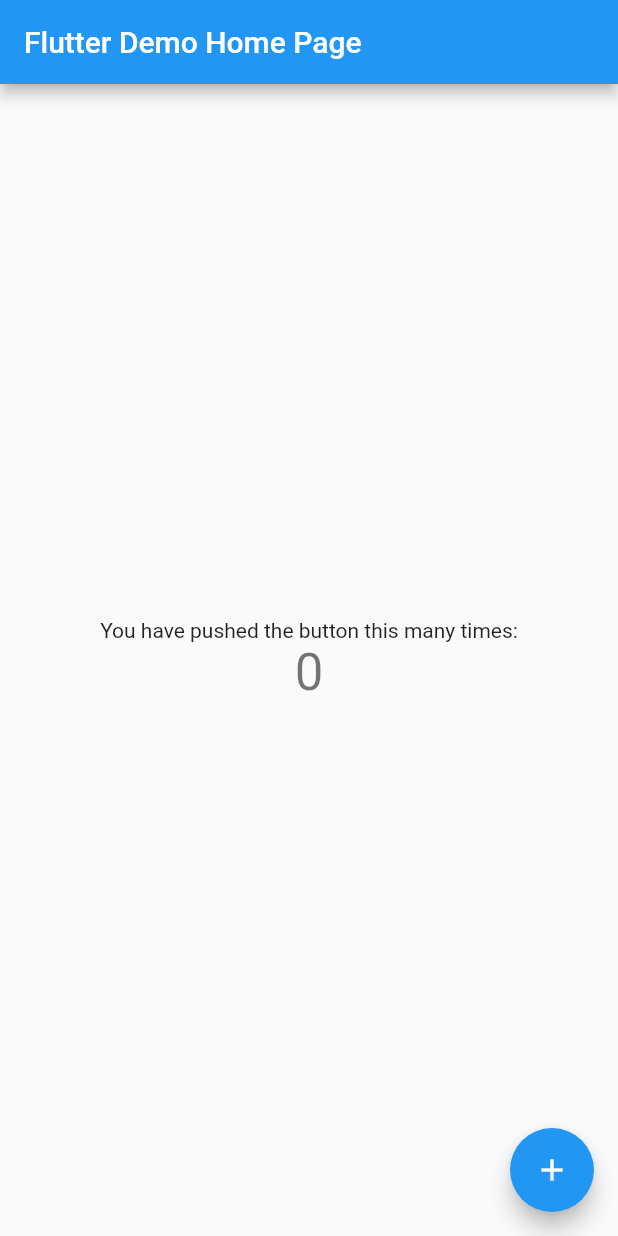
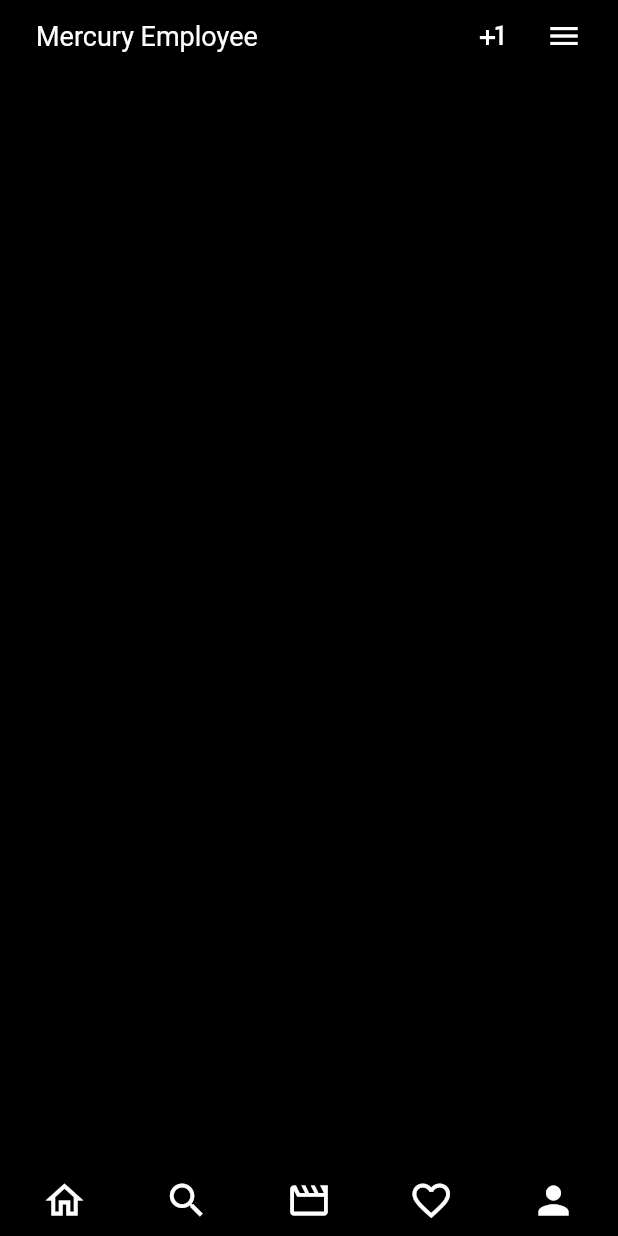
Before and after one commit to anemchinova/404fest_flutter, a Flutter app: the screen it shows after launch, on a phone screen of 412 x 824 dp. Run offline on Flutter 3.47's test engine with Material 2 defaults, Android fonts, the phone set to English and light mode, and no system bars.

Commit message:
Scaffold instagram demo screen

```diff
--- /dev/null
+++ b/lib/application.dart
@@ -0,0 +1,17 @@
+import 'package:flutter/material.dart';
+
+import 'instagram/instagram.dart';
+
+class Application extends StatelessWidget {
+  @override
+  Widget build(BuildContext context) {
+    return MaterialApp(
+      title: '404 Demo App',
+      theme: ThemeData(
+        brightness: Brightness.dark,
+        primarySwatch: Colors.blue,
+      ),
+      home: const InstagramDemoPage(),
+    );
+  }
+}
--- /dev/null
+++ b/lib/instagram/instagram.dart
@@ -0,0 +1,19 @@
+import 'package:flutter/material.dart';
+
+import 'widgets/instagram_fake_bottom_bar.dart';
+import 'widgets/instagram_profile.dart';
+import 'widgets/instagram_profile_app_bar.dart';
+
+class InstagramDemoPage extends StatelessWidget {
+  const InstagramDemoPage({Key? key}) : super(key: key);
+
+  @override
+  Widget build(BuildContext context) {
+    return Scaffold(
+      backgroundColor: Colors.black,
+      appBar: InstagramProfileAppBar(),
+      body: InstagramProfile(),
+      bottomNavigationBar: InstagramFakeBottomBar(),
+    );
+  }
+}
--- /dev/null
+++ b/lib/instagram/widgets/instagram_fake_bottom_bar.dart
@@ -0,0 +1,29 @@
+import 'package:flutter/material.dart';
+
+class InstagramFakeBottomBar extends StatelessWidget {
+  const InstagramFakeBottomBar({Key? key}) : super(key: key);
+
+  @override
+  Widget build(BuildContext context) {
+    return SizedBox(
+      height: 48,
+      child: DecoratedBox(
+        decoration: BoxDecoration(color: Colors.black),
+        child: Padding(
+          padding: const EdgeInsets.symmetric(horizontal: 28),
+          child: Row(
+            crossAxisAlignment: CrossAxisAlignment.center,
+            mainAxisAlignment: MainAxisAlignment.spaceBetween,
+            children: [
+              Icons.home_outlined,
+              Icons.search_outlined,
+              Icons.movie_outlined,
+              Icons.favorite_border,
+              Icons.person,
+            ].map((icon) => Icon(icon, size: 30)).toList(),
+          ),
+        ),
+      ),
+    );
+  }
+}
--- /dev/null
+++ b/lib/instagram/widgets/instagram_profile.dart
@@ -0,0 +1,10 @@
+import 'package:flutter/material.dart';
+
+class InstagramProfile extends StatelessWidget {
+  const InstagramProfile({Key? key}) : super(key: key);
+
+  @override
+  Widget build(BuildContext context) {
+    return Container();
+  }
+}
--- /dev/null
+++ b/lib/instagram/widgets/instagram_profile_app_bar.dart
@@ -0,0 +1,42 @@
+import 'package:flutter/material.dart';
+
+class InstagramProfileAppBar extends StatelessWidget
+    implements PreferredSizeWidget {
+  const InstagramProfileAppBar({Key? key}) : super(key: key);
+
+  @override
+  Widget build(BuildContext context) {
+    return SafeArea(
+      child: SizedBox(
+        height: preferredSize.height,
+        child: DecoratedBox(
+          decoration: BoxDecoration(
+            color: Colors.black,
+          ),
+          child: Padding(
+            padding: EdgeInsets.symmetric(horizontal: 24),
+            child: Row(
+              mainAxisAlignment: MainAxisAlignment.spaceBetween,
+              children: [
+                Text(
+                  'Mercury Employee',
+                  style: TextStyle(fontSize: 18),
+                ),
+                Row(
+                  children: [
+                    Icon(Icons.plus_one_outlined),
+                    SizedBox(width: 24),
+                    Icon(Icons.menu),
+                  ],
+                ),
+              ],
+            ),
+          ),
+        ),
+      ),
+    );
+  }
+
+  @override
+  Size get preferredSize => const Size.fromHeight(48);
+}
--- a/lib/main.dart
+++ b/lib/main.dart
@@ -1,113 +1,7 @@
 import 'package:flutter/material.dart';
 
+import 'application.dart';
+
 void main() {
-  runApp(MyApp());
+  runApp(Application());
 }
-
-class MyApp extends StatelessWidget {
-  // This widget is the root of your application.
-  @override
-  Widget build(BuildContext context) {
-    return MaterialApp(
-      title: 'Flutter Demo',
-      theme: ThemeData(
-        // This is the theme of your application.
-        //
-        // Try running your application with "flutter run". You'll see the
-        // application has a blue toolbar. Then, without quitting the app, try
-        // changing the primarySwatch below to Colors.green and then invoke
-        // "hot reload" (press "r" in the console where you ran "flutter run",
-        // or simply save your changes to "hot reload" in a Flutter IDE).
-        // Notice that the counter didn't reset back to zero; the application
-        // is not restarted.
-        primarySwatch: Colors.blue,
-      ),
-      home: MyHomePage(title: 'Flutter Demo Home Page'),
-    );
-  }
-}
-
-class MyHomePage extends StatefulWidget {
-  MyHomePage({Key? key, required this.title}) : super(key: key);
-
-  // This widget is the home page of your application. It is stateful, meaning
-  // that it has a State object (defined below) that contains fields that affect
-  // how it looks.
-
-  // This class is the configuration for the state. It holds the values (in this
-  // case the title) provided by the parent (in this case the App widget) and
-  // used by the build method of the State. Fields in a Widget subclass are
-  // always marked "final".
-
-  final String title;
-
-  @override
-  _MyHomePageState createState() => _MyHomePageState();
-}
-
-class _MyHomePageState extends State<MyHomePage> {
-  int _counter = 0;
-
-  void _incrementCounter() {
-    setState(() {
-      // This call to setState tells the Flutter framework that something has
-      // changed in this State, which causes it to rerun the build method below
-      // so that the display can reflect the updated values. If we changed
-      // _counter without calling setState(), then the build method would not be
-      // called again, and so nothing would appear to happen.
-      _counter++;
-    });
-  }
-
-  @override
-  Widget build(BuildContext context) {
-    // This method is rerun every time setState is called, for instance as done
-    // by the _incrementCounter method above.
-    //
-    // The Flutter framework has been optimized to make rerunning build methods
-    // fast, so that you can just rebuild anything that needs updating rather
-    // than having to individually change instances of widgets.
-    return Scaffold(
-      appBar: AppBar(
-        // Here we take the value from the MyHomePage object that was created by
-        // the App.build method, and use it to set our appbar title.
-        title: Text(widget.title),
-      ),
-      body: Center(
-        // Center is a layout widget. It takes a single child and positions it
-        // in the middle of the parent.
-        child: Column(
-          // Column is also a layout widget. It takes a list of children and
-          // arranges them vertically. By default, it sizes itself to fit its
-          // children horizontally, and tries to be as tall as its parent.
-          //
-          // Invoke "debug painting" (press "p" in the console, choose the
-          // "Toggle Debug Paint" action from the Flutter Inspector in Android
-          // Studio, or the "Toggle Debug Paint" command in Visual Studio Code)
-          // to see the wireframe for each widget.
-          //
-          // Column has various properties to control how it sizes itself and
-          // how it positions its children. Here we use mainAxisAlignment to
-          // center the children vertically; the main axis here is the vertical
-          // axis because Columns are vertical (the cross axis would be
-          // horizontal).
-          mainAxisAlignment: MainAxisAlignment.center,
-          children: <Widget>[
-            Text(
-              'You have pushed the button this many times:',
-            ),
-            Text(
-              '$_counter',
-              style: Theme.of(context).textTheme.headline4,
-            ),
-          ],
-        ),
-      ),
-      floatingActionButton: FloatingActionButton(
-        onPressed: _incrementCounter,
-        tooltip: 'Increment',
-        child: Icon(Icons.add),
-      ), // This trailing comma makes auto-formatting nicer for build methods.
-    );
-  }
-}
```
Also changed, not shown: 2 other files.
